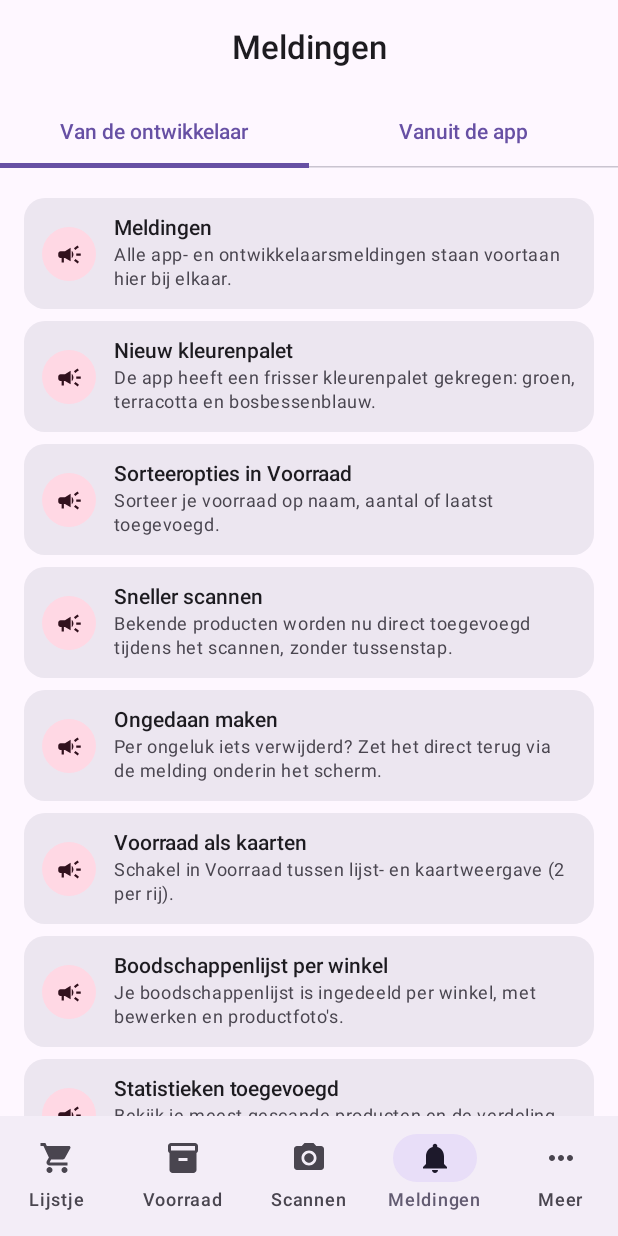
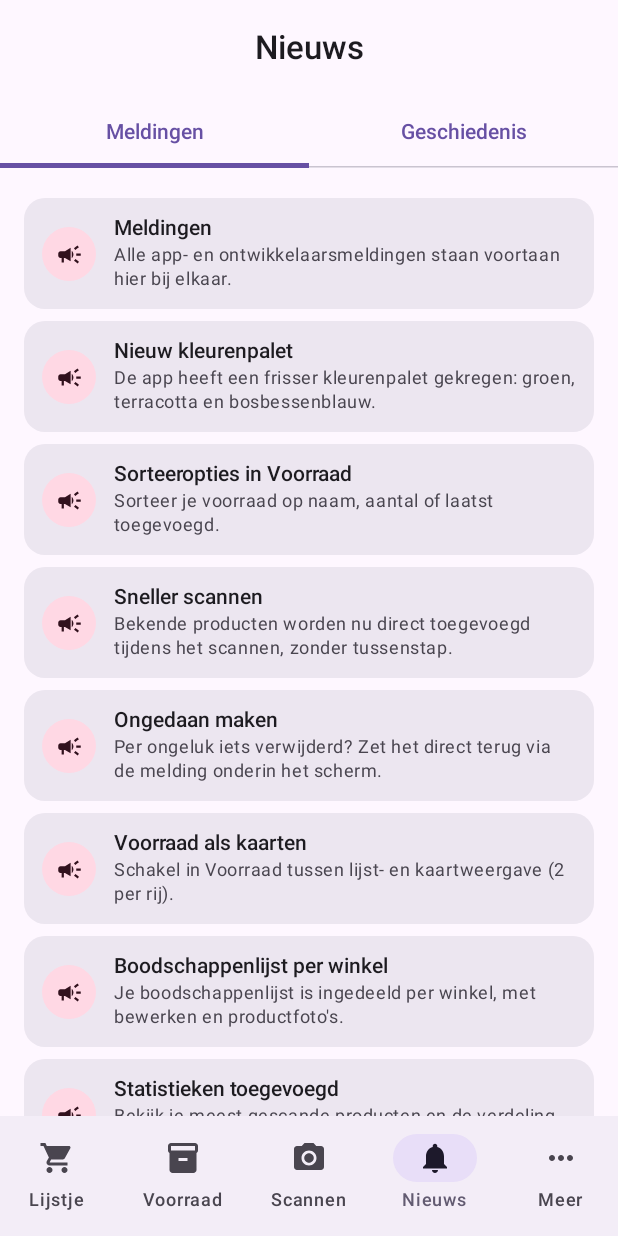
Before and after one commit to dctraas/HomeStock, an Android app built with Jetpack Compose: the NotificationsScreen screen opened through its navigation route, on a phone screen of 412 x 824 dp. Run offline under Robolectric (Android 15) with nearby library versions, the phone set to English and light mode, and no system bars; our stand-ins replace Room's generated code; pictures from the network do not load.

```diff
--- a/app/src/main/java/com/dtraas/boodschp/data/model/DeveloperNotice.kt
+++ b/app/src/main/java/com/dtraas/boodschp/data/model/DeveloperNotice.kt
@@ -1,6 +1,6 @@
 package com.dtraas.boodschp.data.model
 
-/** A short "what's new" style message from the app's developer, shown on the Meldingen screen. */
+/** A short "what's new" style message from the app's developer, shown on the Nieuws screen. */
 data class DeveloperNotice(
     val title: String,
     val message: String,
--- a/app/src/main/java/com/dtraas/boodschp/ui/navigation/Destinations.kt
+++ b/app/src/main/java/com/dtraas/boodschp/ui/navigation/Destinations.kt
@@ -33,6 +33,6 @@ val topLevelDestinations = listOf(
     TopLevelDestination(Destination.ShoppingList, "Lijstje", Icons.Filled.ShoppingCart),
     TopLevelDestination(Destination.Inventory, "Voorraad", Icons.Filled.Inventory2),
     TopLevelDestination(Destination.Scan, "Scannen", Icons.Filled.CameraAlt),
-    TopLevelDestination(Destination.Notifications, "Meldingen", Icons.Filled.Notifications),
+    TopLevelDestination(Destination.Notifications, "Nieuws", Icons.Filled.Notifications),
     TopLevelDestination(Destination.More, "Meer", Icons.Filled.MoreHoriz),
 )
--- a/app/src/main/java/com/dtraas/boodschp/ui/notifications/NotificationsScreen.kt
+++ b/app/src/main/java/com/dtraas/boodschp/ui/notifications/NotificationsScreen.kt
@@ -63,10 +63,10 @@ fun NotificationsScreen() {
     )
     val appActivity by viewModel.appActivity.collectAsState()
     var selectedTab by remember { mutableIntStateOf(0) }
-    val tabTitles = listOf("Van de ontwikkelaar", "Vanuit de app")
+    val tabTitles = listOf("Meldingen", "Geschiedenis")
 
     Scaffold(
-        topBar = { CenterAlignedTopAppBar(title = { Text("Meldingen") }) },
+        topBar = { CenterAlignedTopAppBar(title = { Text("Nieuws") }) },
     ) { padding ->
         Column(modifier = Modifier.fillMaxSize().padding(padding)) {
             TabRow(selectedTabIndex = selectedTab) {
```
Also changed, not shown: app/src/main/java/com/dtraas/boodschp/ui/inventory/InventoryScreen.kt (+13 -6 lines), app/src/main/java/com/dtraas/boodschp/ui/shoppinglist/ShoppingListScreen.kt (+11 -4 lines).
